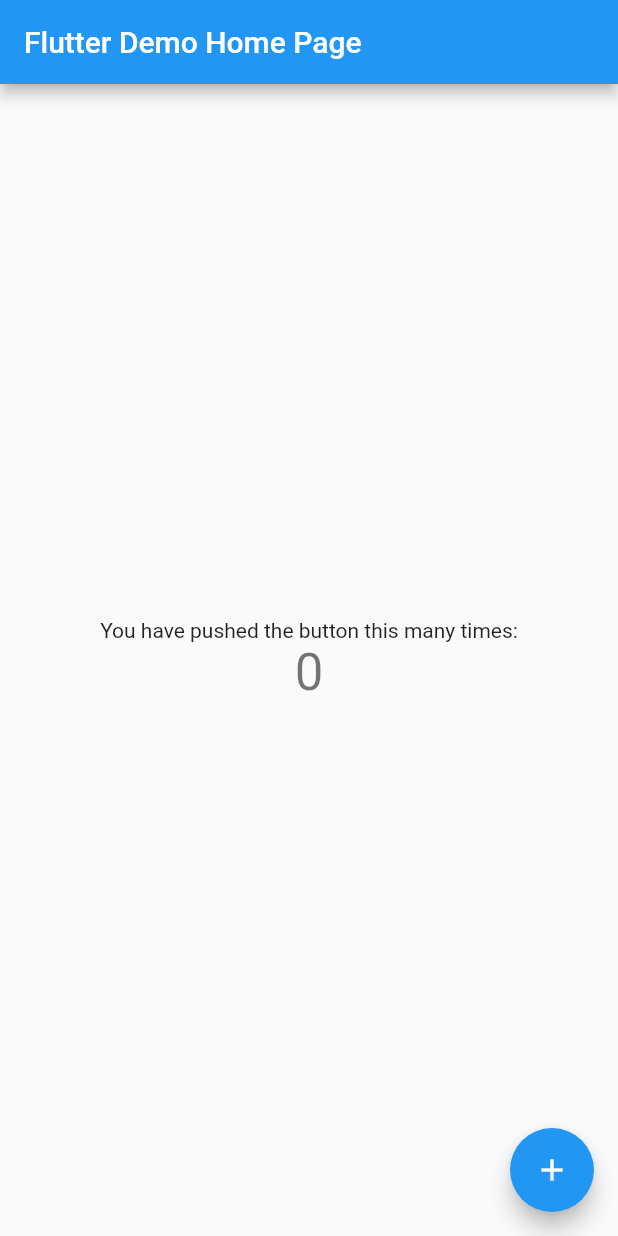
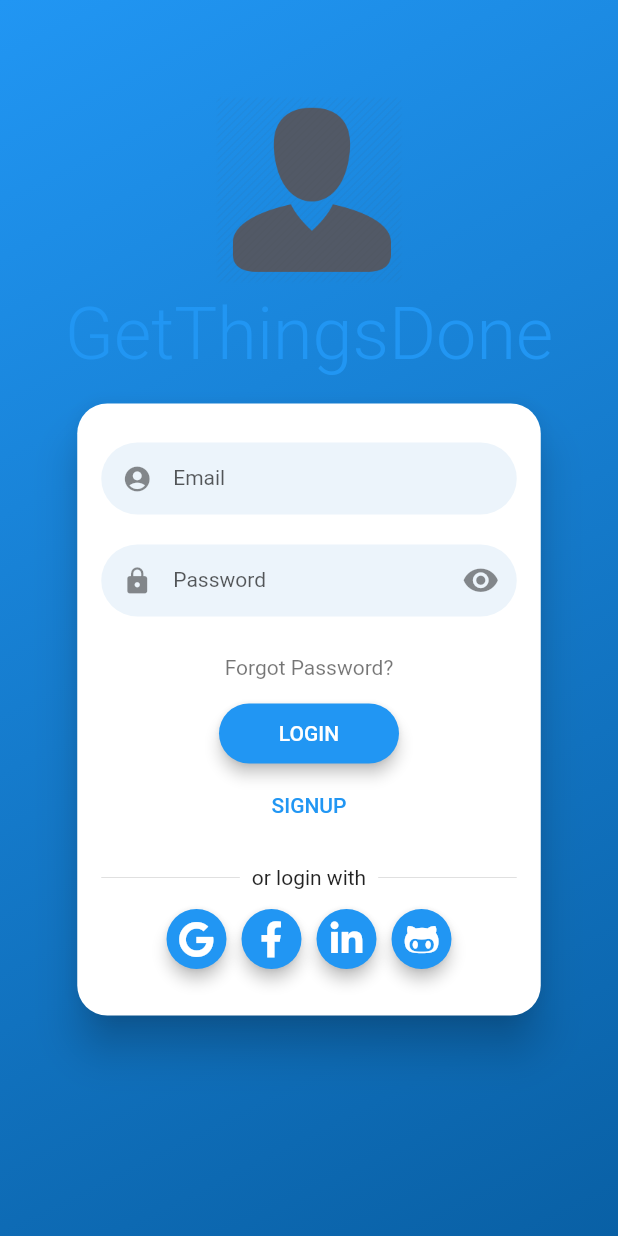
Before and after one commit to juniorUsca/get-things-done, a Flutter app: the screen it shows after launch, on a phone screen of 412 x 824 dp. Run offline on Flutter 3.47's test engine with Material 2 defaults, Android fonts, the light colour scheme and no system bars; drawn by our look-alikes of flutter_login; our stand-ins replace font_awesome_flutter.

Commit message:
#issue66 feat(Flutter): Implementacion de diseño de login en Flutter

```diff
--- a/MobileApp/Flutter/getthingsdone/lib/Views/Login.dart
+++ b/MobileApp/Flutter/getthingsdone/lib/Views/Login.dart
@@ -0,0 +1,84 @@
+import 'package:flutter/material.dart';
+import 'package:flutter_login/flutter_login.dart';
+import 'package:font_awesome_flutter/font_awesome_flutter.dart';
+
+const users = const {
+  'dribbble@gmail.com': '12345',
+  'hunter@gmail.com': 'hunter',
+};
+
+class LoginScreen extends StatelessWidget {
+  Duration get loginTime => Duration(milliseconds: 2250);
+
+  Future<String> _authUser(LoginData data) {
+    print('Name: ${data.name}, Password: ${data.password}');
+    return Future.delayed(loginTime).then((_) {
+      if (!users.containsKey(data.name)) {
+        return 'User not exists';
+      }
+      if (users[data.name] != data.password) {
+        return 'Password does not match';
+      }
+      return "null";
+    });
+  }
+
+  Future<String> _recoverPassword(String name) {
+    print('Name: $name');
+    return Future.delayed(loginTime).then((_) {
+      if (!users.containsKey(name)) {
+        return 'User not exists';
+      }
+      return "null";
+    });
+  }
+
+  @override
+  Widget build(BuildContext context) {
+    return FlutterLogin(
+      title: 'GetThingsDone',
+      logo: 'assets/images/ecorp-lightblue.png',
+      onLogin: _authUser,
+      onSignup: _authUser,
+      loginProviders: <LoginProvider>[
+        LoginProvider(
+          icon: FontAwesomeIcons.google,
+          callback: () async {
+            print('start google sign in');
+            await Future.delayed(loginTime);
+            print('stop google sign in');
+            return null;
+          },
+        ),
+        LoginProvider(
+          icon: FontAwesomeIcons.facebookF,
+          callback: () async {
+            print('start facebook sign in');
+            await Future.delayed(loginTime);
+            print('stop facebook sign in');
+            return null;
+          },
+        ),
+        LoginProvider(
+          icon: FontAwesomeIcons.linkedinIn,
+          callback: () async {
+            print('start linkdin sign in');
+            await Future.delayed(loginTime);
+            print('stop linkdin sign in');
+            return null;
+          },
+        ),
+        LoginProvider(
+          icon: FontAwesomeIcons.githubAlt,
+          callback: () async {
+            print('start github sign in');
+            await Future.delayed(loginTime);
+            print('stop github sign in');
+            return null;
+          },
+        ),
+      ],
+      onRecoverPassword: _recoverPassword,
+    );
+  }
+}
--- a/MobileApp/Flutter/getthingsdone/lib/main.dart
+++ b/MobileApp/Flutter/getthingsdone/lib/main.dart
@@ -1,4 +1,6 @@
 import 'package:flutter/material.dart';
+
+import 'Views/Login.dart';
 
 void main() {
   runApp(MyApp());
@@ -22,7 +24,7 @@
         // is not restarted.
         primarySwatch: Colors.blue,
       ),
-      home: MyHomePage(title: 'Flutter Demo Home Page'),
+      home: LoginScreen(),
     );
   }
 }
```
Also changed, not shown: MobileApp/Flutter/getthingsdone/pubspec.yaml (+7 -1 lines), MobileApp/Flutter/getthingsdone/assets/images/ecorp-lightblue.png (added), MobileApp/Flutter/getthingsdone/pubspec.lock.
